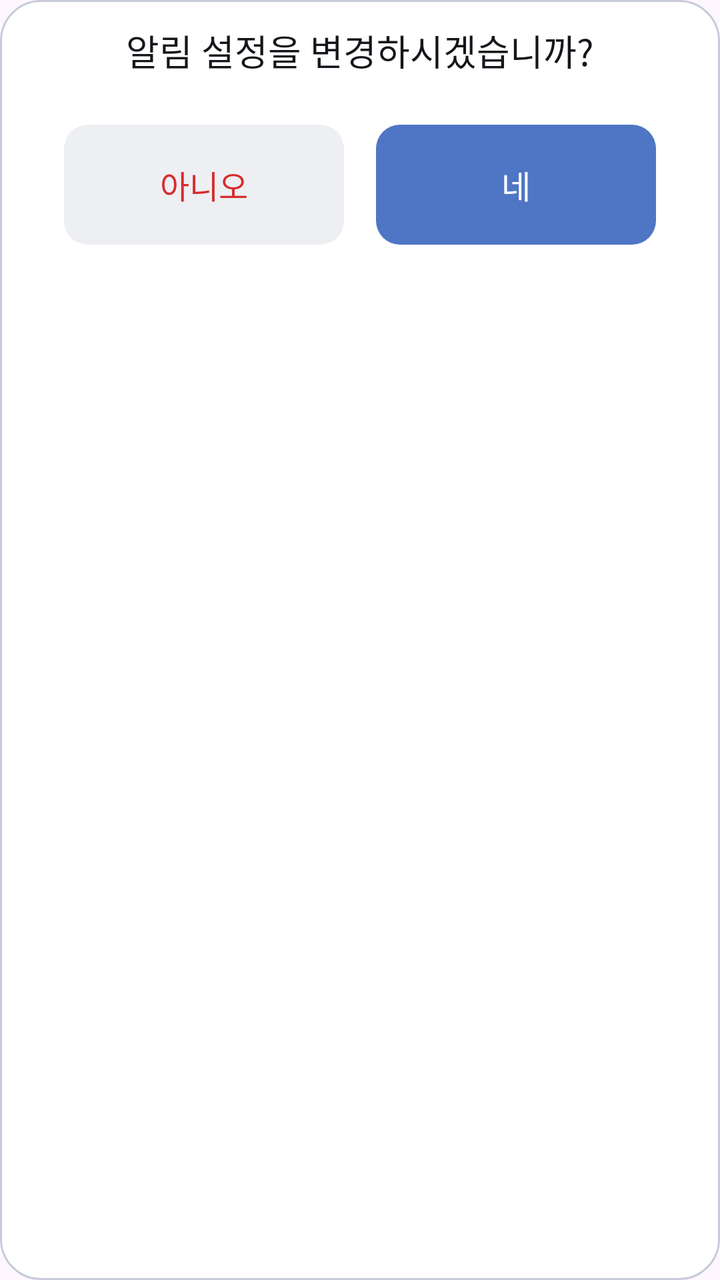
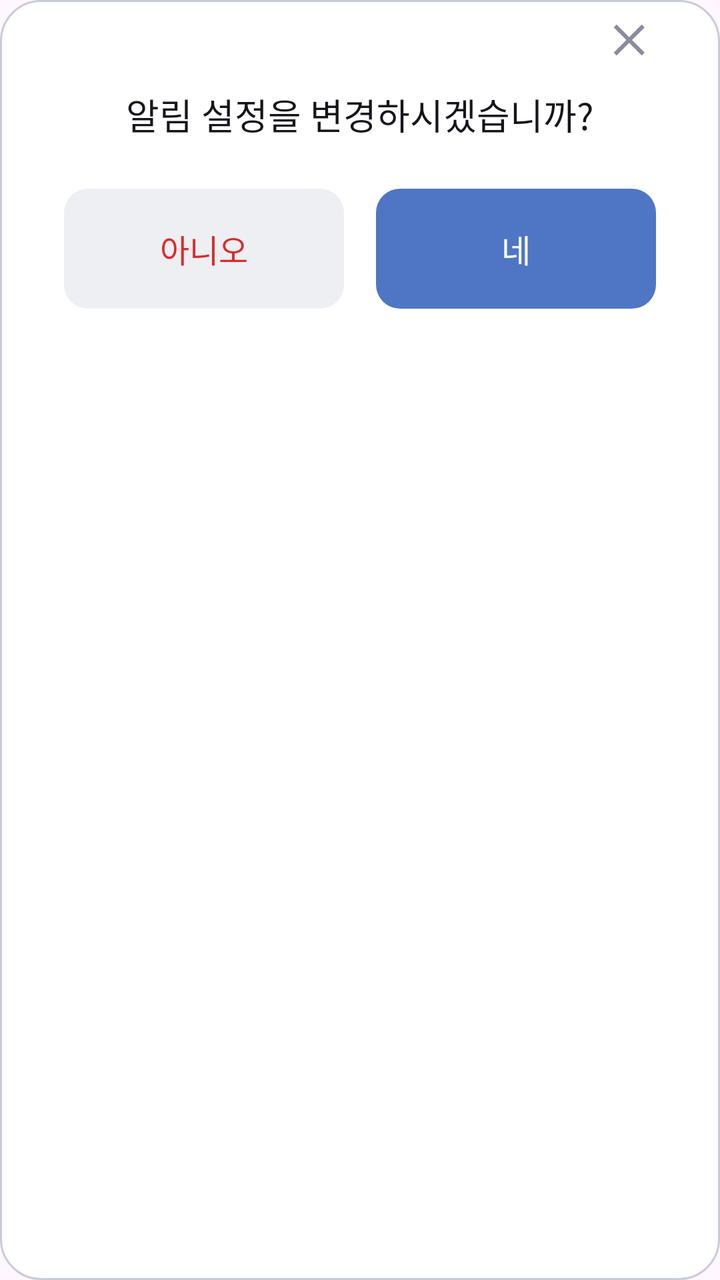

The first picture is an Android layout as it rendered before a commit; the second is the same layout after the commit. The layout source and the unified diff follow.
<!-- AndroidManifest.xml: application theme Theme.Submate -->
<!-- res/layout/common_modal.xml -->
<?xml version="1.0" encoding="utf-8"?>
<LinearLayout xmlns:android="http://schemas.android.com/apk/res/android" android:layout_width="380dp" android:layout_height="200dp" android:background="@drawable/bg_modal" android:gravity="center_horizontal" android:orientation="vertical" android:paddingStart="32dp" android:paddingEnd="32dp">
    <TextView android:id="@+id/modal_title" android:layout_width="match_parent" android:layout_height="wrap_content" android:layout_marginTop="12dp" android:gravity="center" android:text="알림 설정을 변경하시겠습니까?" android:textColor="@color/appblack" style="@style/typo_body_m1" />
    <LinearLayout android:layout_width="match_parent" android:layout_height="60dp" android:layout_marginTop="24dp" android:orientation="horizontal">
        <TextView android:id="@+id/modal_no" android:layout_width="0dp" android:layout_height="match_parent" android:layout_weight="1" android:background="@drawable/bg_modal_reject" android:clickable="true" android:focusable="true" android:gravity="center" android:text="아니오" android:textColor="@color/error800" style="@style/typo_body_b2" />
        <Space android:layout_width="16dp" android:layout_height="match_parent" />
        <TextView android:id="@+id/modal_yes" android:layout_width="0dp" android:layout_height="match_parent" android:layout_weight="1" android:background="@drawable/bg_modal_agree" android:clickable="true" android:focusable="true" android:gravity="center" android:text="네" android:textColor="@color/appwhite" style="@style/typo_body_b2" />
    </LinearLayout>
</LinearLayout>
<!-- resources referenced by this layout -->
<resources>
  <color name="appblack">#14161B</color>
  <color name="appwhite">#FFFFFF</color>
  <color name="error800">#D72C2C</color>
  <!-- drawable bg_modal (drawable) -->
  <?xml version="1.0" encoding="utf-8"?>
  <shape xmlns:android="http://schemas.android.com/apk/res/android" android:shape="rectangle">
      <solid android:color="@color/appwhite" />
      <stroke android:width="1dp" android:color="@color/gray300" />
      <corners android:radius="20dp" />
  </shape>
  <!-- drawable bg_modal_agree (drawable) -->
  <?xml version="1.0" encoding="utf-8"?>
  <shape xmlns:android="http://schemas.android.com/apk/res/android" android:shape="rectangle">
      <solid android:color="@color/pri700" />
      <corners android:radius="12dp" />
  </shape>
  <!-- drawable bg_modal_reject (drawable) -->
  <?xml version="1.0" encoding="utf-8"?>
  <shape xmlns:android="http://schemas.android.com/apk/res/android" android:shape="rectangle">
      <solid android:color="@color/gray100" />
      <corners android:radius="12dp" />
  </shape>
  <style name="typo_body_b2"><item name="android:fontFamily">@font/pretendard_bold</item><item name="android:textSize">16sp</item></style>
  <style name="typo_body_m1"><item name="android:fontFamily">@font/pretendard_medium</item><item name="android:textSize">18sp</item></style>
  <style name="Theme.Submate" parent="Base.Theme.Submate" />
  <color name="gray300">#C7CBDB</color>
  <color name="pri700">#4F76C4</color>
  <color name="gray100">#EDEFF3</color>
  <style name="Base.Theme.Submate" parent="Theme.Material3.DayNight.NoActionBar">
          
          
      </style>
</resources>

<!-- the commit's change to res/layout/common_modal.xml (unified diff, before → after) -->
@@ -1,5 +1,6 @@
 <?xml version="1.0" encoding="utf-8"?>
 <LinearLayout xmlns:android="http://schemas.android.com/apk/res/android" android:layout_width="380dp" android:layout_height="200dp" android:background="@drawable/bg_modal" android:gravity="center_horizontal" android:orientation="vertical" android:paddingStart="32dp" android:paddingEnd="32dp">
+    <ImageView android:id="@+id/modal_close" android:layout_width="24dp" android:layout_height="24dp" android:layout_gravity="end" android:layout_marginTop="8dp" android:contentDescription="닫기" android:clickable="true" android:focusable="true" android:src="@drawable/ic_modal_close" />
     <TextView android:id="@+id/modal_title" android:layout_width="match_parent" android:layout_height="wrap_content" android:layout_marginTop="12dp" android:gravity="center" android:text="알림 설정을 변경하시겠습니까?" android:textColor="@color/appblack" style="@style/typo_body_m1" />
     <LinearLayout android:layout_width="match_parent" android:layout_height="60dp" android:layout_marginTop="24dp" android:orientation="horizontal">
         <TextView android:id="@+id/modal_no" android:layout_width="0dp" android:layout_height="match_parent" android:layout_weight="1" android:background="@drawable/bg_modal_reject" android:clickable="true" android:focusable="true" android:gravity="center" android:text="아니오" android:textColor="@color/error800" style="@style/typo_body_b2" />
<!-- resource entries referenced after the edit -->
@@ -22,12 +22,18 @@
       <solid android:color="@color/gray100" />
       <corners android:radius="12dp" />
   </shape>
+  <!-- drawable ic_modal_close (drawable) -->
+  <?xml version="1.0" encoding="utf-8"?>
+  <vector xmlns:android="http://schemas.android.com/apk/res/android" android:width="24dp" android:height="24dp" android:viewportWidth="24" android:viewportHeight="24">
+      <path android:fillColor="@color/gray500" android:pathData="M18.3,5.71L12,12l6.3,6.29 -1.41,1.42L10.59,13.41 4.29,19.71 2.88,18.3 9.17,12 2.88,5.7 4.29,4.29 10.59,10.59 16.89,4.29z" />
+  </vector>
   <style name="typo_body_b2"><item name="android:fontFamily">@font/pretendard_bold</item><item name="android:textSize">16sp</item></style>
   <style name="typo_body_m1"><item name="android:fontFamily">@font/pretendard_medium</item><item name="android:textSize">18sp</item></style>
   <style name="Theme.Submate" parent="Base.Theme.Submate" />
   <color name="gray300">#C7CBDB</color>
   <color name="pri700">#4F76C4</color>
   <color name="gray100">#EDEFF3</color>
+  <color name="gray500">#888C9D</color>
   <style name="Base.Theme.Submate" parent="Theme.Material3.DayNight.NoActionBar">
           
           
